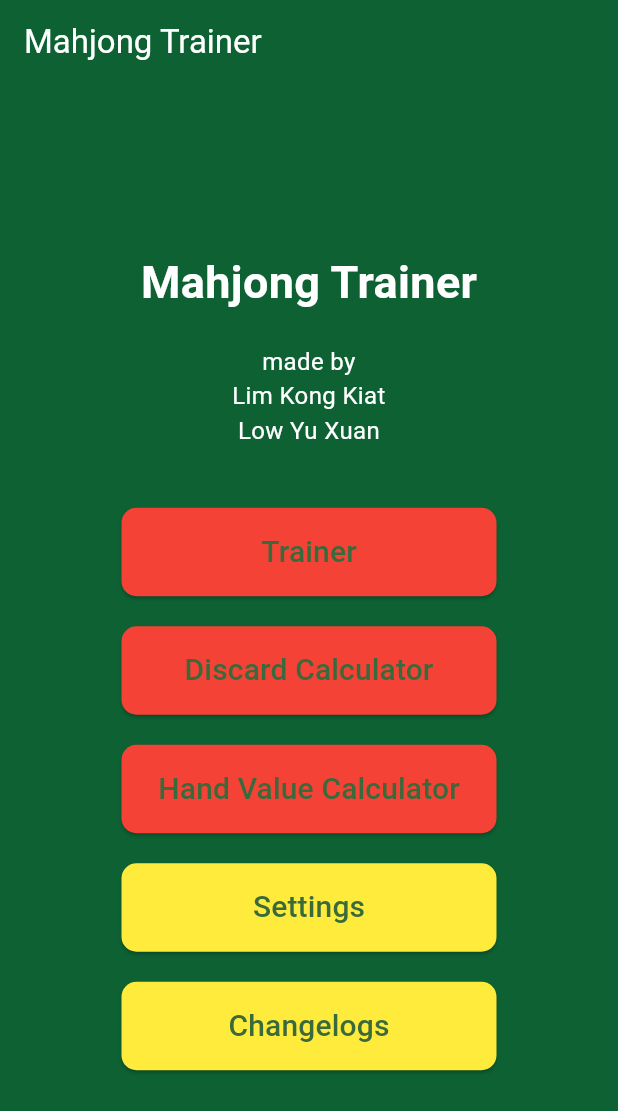
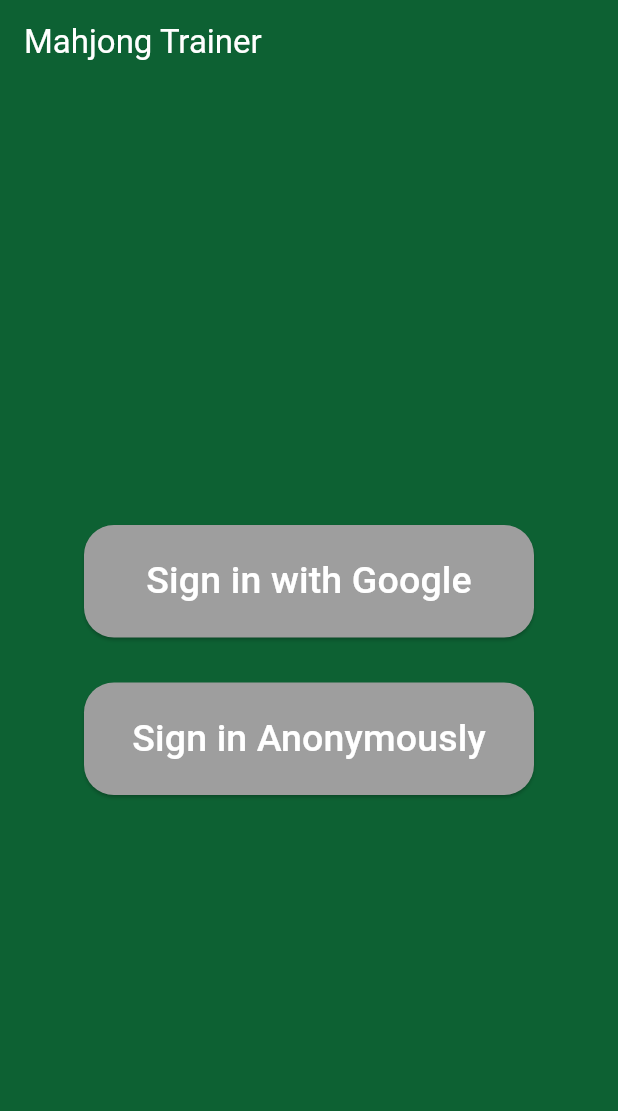
Before and after one commit to limkongkiat/majtrainer, a Flutter app: the screen it shows after launch, on a phone screen of 412 x 824 dp. Shown: the top 1111 px of the screen. Run offline on Flutter 3.47's test engine with Material 3 defaults, Android fonts, the phone set to English and light mode, and no system bars; our stand-ins replace firebase_auth, firebase_core, firebase_database, google_sign_in; accounts and stored records are empty.

Commit message:
GoogleAuth / AnonAuth works now

```diff
--- /dev/null
+++ b/lib/login.dart
@@ -0,0 +1,101 @@
+import 'package:firebase_auth/firebase_auth.dart';
+import 'package:flutter/material.dart';
+import 'HomeScreen.dart';
+import 'auth.dart';
+
+class LoginPage extends StatelessWidget {
+  @override
+  Widget build(BuildContext context) {
+    return Scaffold(
+        backgroundColor: const Color.fromARGB(255, 13, 97, 51),
+        appBar: AppBar(
+          title: const Text('Mahjong Trainer',
+              style: TextStyle(color: Colors.white)),
+          backgroundColor: const Color.fromARGB(255, 13, 97, 51),
+        ),
+        body: Body());
+  }
+}
+
+class Body extends StatefulWidget {
+  @override
+  _BodyState createState() => _BodyState();
+}
+
+class _BodyState extends State<Body> {
+  late User user;
+
+  @override
+  void initState() {
+    super.initState();
+    signOutGoogle();
+  }
+
+  void clickGoogle() {
+    signInWithGoogle().then((user) => {
+          this.user = user,
+          Navigator.push(context,
+              MaterialPageRoute(builder: (context) => HomeScreen(user)))
+        });
+  }
+
+  void clickAnon() {
+    signInAnon().then((user) => {
+          this.user = user,
+          Navigator.push(context,
+              MaterialPageRoute(builder: (context) => HomeScreen(user)))
+        });
+  }
+
+  Widget googleLoginButton() {
+    return Container(
+        width: 300,
+        height: 75,
+        child: ElevatedButton(
+          onPressed: this.clickGoogle,
+          style: ElevatedButton.styleFrom(
+            backgroundColor: Colors.grey,
+            padding: const EdgeInsets.symmetric(vertical: 15),
+            shape: RoundedRectangleBorder(
+              borderRadius: BorderRadius.circular(20),
+            ),
+          ),
+          child: const Text('Sign in with Google',
+              style: TextStyle(fontSize: 25, color: Colors.white)),
+        ));
+  }
+
+  Widget anonLoginButton() {
+    return Container(
+        width: 300,
+        height: 75,
+        child: ElevatedButton(
+          onPressed: this.clickAnon,
+          style: ElevatedButton.styleFrom(
+            backgroundColor: Colors.grey,
+            padding: const EdgeInsets.symmetric(vertical: 15),
+            shape: RoundedRectangleBorder(
+              borderRadius: BorderRadius.circular(20),
+            ),
+          ),
+          child: const Text('Sign in Anonymously',
+              style: TextStyle(fontSize: 25, color: Colors.white)),
+        ));
+  }
+
+  @override
+  Widget build(BuildContext context) {
+    return Center(
+      child: Padding(
+          padding: const EdgeInsets.all(8.0),
+          child: Column(
+              mainAxisAlignment: MainAxisAlignment.center,
+              crossAxisAlignment: CrossAxisAlignment.center,
+              children: [
+                googleLoginButton(),
+                const SizedBox(height: 30),
+                anonLoginButton()
+              ])),
+    );
+  }
+}
--- a/lib/main.dart
+++ b/lib/main.dart
@@ -1,7 +1,8 @@
 import 'package:firebase_core/firebase_core.dart';
+import 'package:majtrainer/login.dart';
 import 'firebase_options.dart';
 import 'package:flutter/material.dart';
-import 'package:majtrainer/HomeScreen.dart';
+//import 'package:majtrainer/HomeScreen.dart';
 
 Future<void> main() async {
   WidgetsFlutterBinding.ensureInitialized();
@@ -21,7 +22,7 @@ class MyApp extends StatelessWidget {
             seedColor: const Color.fromARGB(255, 0, 49, 10)),
         useMaterial3: true,
       ),
-      home: const HomeScreen(),
+      home: LoginPage(),
     );
   }
 }
--- a/lib/trainerscreen.dart
+++ b/lib/trainerscreen.dart
@@ -1,11 +1,13 @@
 import 'package:flutter/material.dart';
+import 'package:firebase_auth/firebase_auth.dart';
 import 'dart:math';
 import 'ShantenCalculator.dart';
 import 'TrainerResult.dart';
 import 'Scoreboard.dart';
 
 class TrainerScreen extends StatefulWidget {
-  const TrainerScreen({super.key});
+  final User user;
+  TrainerScreen(this.user);
 
   @override
   _TrainerScreenState createState() => _TrainerScreenState();
@@ -94,7 +96,7 @@ class _TrainerScreenState extends State<TrainerScreen> {
   Widget build(BuildContext context) {
     Result result = findBestDiscard(tileCount);
     if (totalHands >= 5) {
-      return Scoreboard(currScore, totalHands);
+      return Scoreboard(currScore, totalHands, widget.user);
     } else {
       //standard trainer page
       return Scaffold(
--- a/pubspec.yaml
+++ b/pubspec.yaml
@@ -39,9 +39,10 @@ dependencies:
   # Firebase
   firebase_core: ^3.1.0
   firebase_database: ^11.0.1
+  google_sign_in: ^6.2.1
   # device_info_plus: ^10.1.0
   # device_id_info: ^0.0.4
-  # firebase_auth: ^5.1.0
+  firebase_auth: ^5.1.0
 
 dev_dependencies:
   flutter_test:
```
Also changed, not shown: lib/HomeScreen.dart (+16 -7 lines), lib/Scoreboard.dart (+8 -6 lines), lib/auth.dart (added, +42 -0 lines), pubspec.lock, 5 other files.
